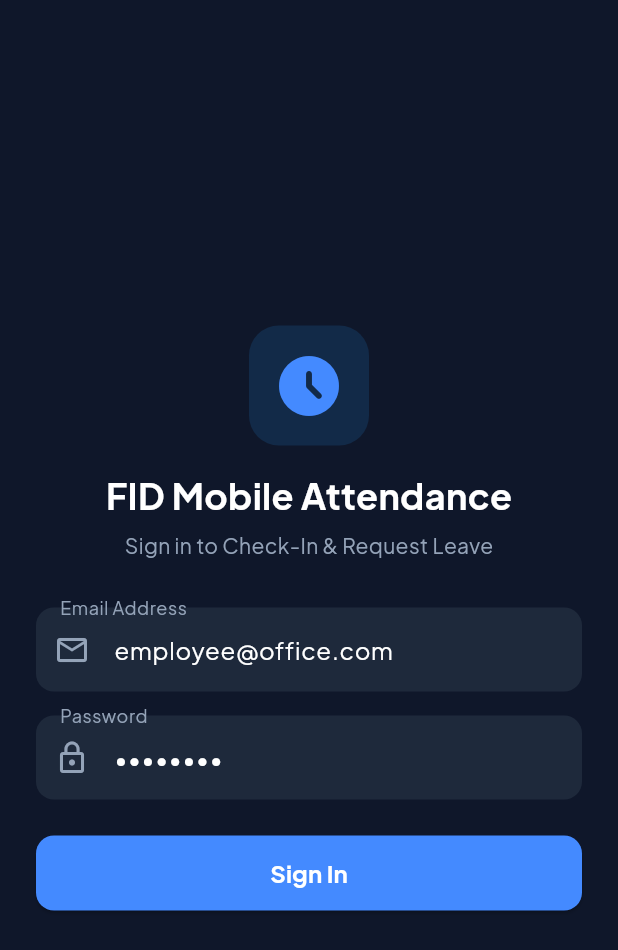
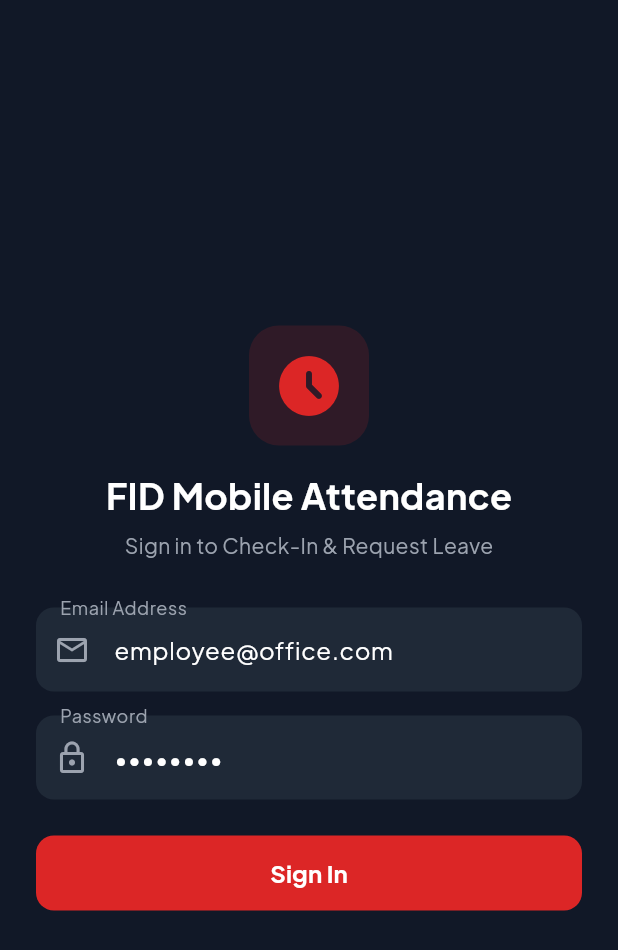
Before and after one commit to ricojoid/fid-attendance, a Flutter app: the screen it shows after launch, on a phone screen of 412 x 824 dp. Shown: the top 950 px of the screen. Run offline on Flutter 3.47's test engine with Material 3 defaults, Android fonts, the phone set to English and light mode, and no system bars; our stand-ins replace flutter_map, geocoding, geolocator, google_fonts, image_picker, latlong2 and 1 more.

Commit message:
update mobile app UI styling and theme enhancements

```diff
--- a/mobile/lib/main.dart
+++ b/mobile/lib/main.dart
@@ -20,8 +20,12 @@ class MyApp extends StatelessWidget {
       title: 'FID Attendance',
       debugShowCheckedModeBanner: false,
       theme: ThemeData(
-        colorScheme: ColorScheme.fromSeed(seedColor: Colors.blueAccent),
+        colorScheme: ColorScheme.fromSeed(
+          seedColor: const Color(0xFFDC2626),
+          primary: const Color(0xFFDC2626),
+        ),
         useMaterial3: true,
+        scaffoldBackgroundColor: const Color(0xFFF9FAFB),
         textTheme: GoogleFonts.plusJakartaSansTextTheme(
           Theme.of(context).textTheme,
         ),
--- a/mobile/lib/screens/attendance_log_screen.dart
+++ b/mobile/lib/screens/attendance_log_screen.dart
@@ -122,7 +122,7 @@ class _AttendanceLogScreenState extends State<AttendanceLogScreen> {
   @override
   Widget build(BuildContext context) {
     return Scaffold(
-      backgroundColor: const Color(0xFFF8FAFC),
+      backgroundColor: const Color(0xFFF9FAFB),
       appBar: AppBar(
         title: const Text(
           'Attendance Log',
@@ -134,7 +134,7 @@ class _AttendanceLogScreenState extends State<AttendanceLogScreen> {
         centerTitle: false,
       ),
       body: _isLoading
-          ? const Center(child: CircularProgressIndicator())
+          ? const Center(child: CircularProgressIndicator(color: Color(0xFFDC2626)))
           : _logs.isEmpty
               ? Center(
                   child: Column(
@@ -182,7 +182,7 @@ class _AttendanceLogScreenState extends State<AttendanceLogScreen> {
                               children: [
                                 Row(
                                   children: [
-                                    const Icon(Icons.calendar_today_rounded, size: 16, color: Color(0xFF2563EB)),
+                                    const Icon(Icons.calendar_today_rounded, size: 16, color: Color(0xFFDC2626)),
                                     const SizedBox(width: 8),
                                     Text(
                                       _formatDate(dateStr),
--- a/mobile/lib/screens/login_screen.dart
+++ b/mobile/lib/screens/login_screen.dart
@@ -14,6 +14,15 @@ class _LoginScreenState extends State<LoginScreen> {
   final _passwordController = TextEditingController(text: 'User123!');
   bool _isLoading = false;
   String? _errorMessage;
+  double _formOpacity = 0.0;
+
+  @override
+  void initState() {
+    super.initState();
+    Future.delayed(const Duration(milliseconds: 100), () {
+      if (mounted) setState(() => _formOpacity = 1.0);
+    });
+  }
 
   void _handleLogin() async {
     setState(() {
@@ -46,9 +55,13 @@ class _LoginScreenState extends State<LoginScreen> {
   @override
   Widget build(BuildContext context) {
     return Scaffold(
-      backgroundColor: const Color(0xFF0F172A),
+      backgroundColor: const Color(0xFF111827),
       body: SafeArea(
         child: Center(
+          child: AnimatedOpacity(
+            opacity: _formOpacity,
+            duration: const Duration(milliseconds: 500),
+            curve: Curves.easeOutCubic,
             child: SingleChildScrollView(
               padding: const EdgeInsets.all(24.0),
               child: Column(
@@ -57,13 +70,13 @@ class _LoginScreenState extends State<LoginScreen> {
                   Container(
                     padding: const EdgeInsets.all(16),
                     decoration: BoxDecoration(
-                    color: Colors.blue.withOpacity(0.15),
+                      color: const Color(0xFFDC2626).withOpacity(0.15),
                       borderRadius: BorderRadius.circular(20),
                     ),
                     child: const Icon(
                       Icons.access_time_filled_rounded,
                       size: 48,
-                    color: Colors.blueAccent,
+                      color: Color(0xFFDC2626),
                     ),
                   ),
                   const SizedBox(height: 16),
@@ -78,7 +91,7 @@ class _LoginScreenState extends State<LoginScreen> {
                   const SizedBox(height: 6),
                   const Text(
                     'Sign in to Check-In & Request Leave',
-                  style: TextStyle(fontSize: 14, color: Color(0xFF94A3B8)),
+                    style: TextStyle(fontSize: 14, color: Color(0xFF9CA3AF)),
                   ),
                   const SizedBox(height: 32),
 
@@ -87,13 +100,13 @@ class _LoginScreenState extends State<LoginScreen> {
                       width: double.infinity,
                       padding: const EdgeInsets.all(12),
                       decoration: BoxDecoration(
-                      color: Colors.red.withOpacity(0.1),
-                      border: Border.all(color: Colors.red.withOpacity(0.3)),
+                        color: const Color(0xFFDC2626).withOpacity(0.1),
+                        border: Border.all(color: const Color(0xFFDC2626).withOpacity(0.3)),
                         borderRadius: BorderRadius.circular(12),
                       ),
                       child: Text(
                         _errorMessage!,
-                      style: const TextStyle(color: Colors.redAccent, fontSize: 13),
+                        style: const TextStyle(color: Color(0xFFF87171), fontSize: 13),
                         textAlign: TextAlign.center,
                       ),
                     ),
@@ -104,14 +117,18 @@ class _LoginScreenState extends State<LoginScreen> {
                     controller: _emailController,
                     style: const TextStyle(color: Colors.white),
                     decoration: InputDecoration(
-                    prefixIcon: const Icon(Icons.email_outlined, color: Color(0xFF94A3B8)),
+                      prefixIcon: const Icon(Icons.email_outlined, color: Color(0xFF9CA3AF)),
                       labelText: 'Email Address',
-                    labelStyle: const TextStyle(color: Color(0xFF94A3B8)),
+                      labelStyle: const TextStyle(color: Color(0xFF9CA3AF)),
                       filled: true,
-                    fillColor: const Color(0xFF1E293B),
+                      fillColor: const Color(0xFF1F2937),
                       border: OutlineInputBorder(
                         borderRadius: BorderRadius.circular(12),
                         borderSide: BorderSide.none,
+                      ),
+                      focusedBorder: OutlineInputBorder(
+                        borderRadius: BorderRadius.circular(12),
+                        borderSide: const BorderSide(color: Color(0xFFDC2626), width: 1.5),
                       ),
                     ),
                   ),
@@ -122,14 +139,18 @@ class _LoginScreenState extends State<LoginScreen> {
                     obscureText: true,
                     style: const TextStyle(color: Colors.white),
                     decoration: InputDecoration(
-                    prefixIcon: const Icon(Icons.lock_outline, color: Color(0xFF94A3B8)),
+                      prefixIcon: const Icon(Icons.lock_outline, color: Color(0xFF9CA3AF)),
                       labelText: 'Password',
-                    labelStyle: const TextStyle(color: Color(0xFF94A3B8)),
+                      labelStyle: const TextStyle(color: Color(0xFF9CA3AF)),
                       filled: true,
-                    fillColor: const Color(0xFF1E293B),
+                      fillColor: const Color(0xFF1F2937),
                       border: OutlineInputBorder(
                         borderRadius: BorderRadius.circular(12),
                         borderSide: BorderSide.none,
+                      ),
+                      focusedBorder: OutlineInputBorder(
+                        borderRadius: BorderRadius.circular(12),
+                        borderSide: const BorderSide(color: Color(0xFFDC2626), width: 1.5),
                       ),
                     ),
                   ),
@@ -141,10 +162,12 @@ class _LoginScreenState extends State<LoginScreen> {
                     child: ElevatedButton(
                       onPressed: _isLoading ? null : _handleLogin,
                       style: ElevatedButton.styleFrom(
-                      backgroundColor: Colors.blueAccent,
+                        backgroundColor: const Color(0xFFDC2626),
+                        disabledBackgroundColor: const Color(0xFFDC2626).withOpacity(0.5),
                         shape: RoundedRectangleBorder(
                           borderRadius: BorderRadius.circular(12),
                         ),
+                        elevation: 0,
                       ),
                       child: _isLoading
                           ? const SizedBox(
@@ -163,6 +186,7 @@ class _LoginScreenState extends State<LoginScreen> {
             ),
           ),
         ),
+      ),
     );
   }
 }
```
Also changed, not shown: mobile/lib/screens/account_screen.dart (+11 -11 lines), mobile/lib/screens/attendance_correction_screen.dart (+7 -5 lines), mobile/lib/screens/attendance_success_screen.dart (+4 -4 lines), mobile/lib/screens/calendar_screen.dart (+12 -12 lines), mobile/lib/screens/employees_screen.dart (+7 -7 lines), mobile/lib/screens/home_screen.dart (+36 -27 lines), mobile/lib/screens/inbox_screen.dart (+24 -15 lines), mobile/lib/screens/leave_request_screen.dart (+5 -3 lines), mobile/lib/screens/main_navigation_screen.dart (+17 -11 lines). Lines whose indentation alone changed are shown as unchanged.
